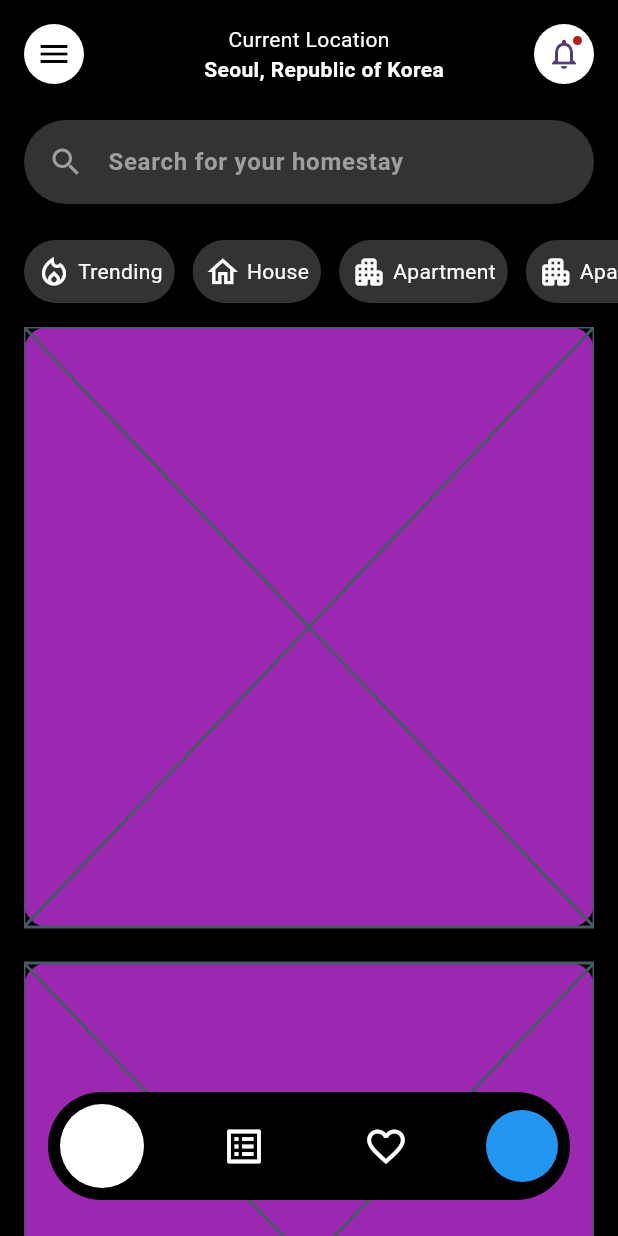
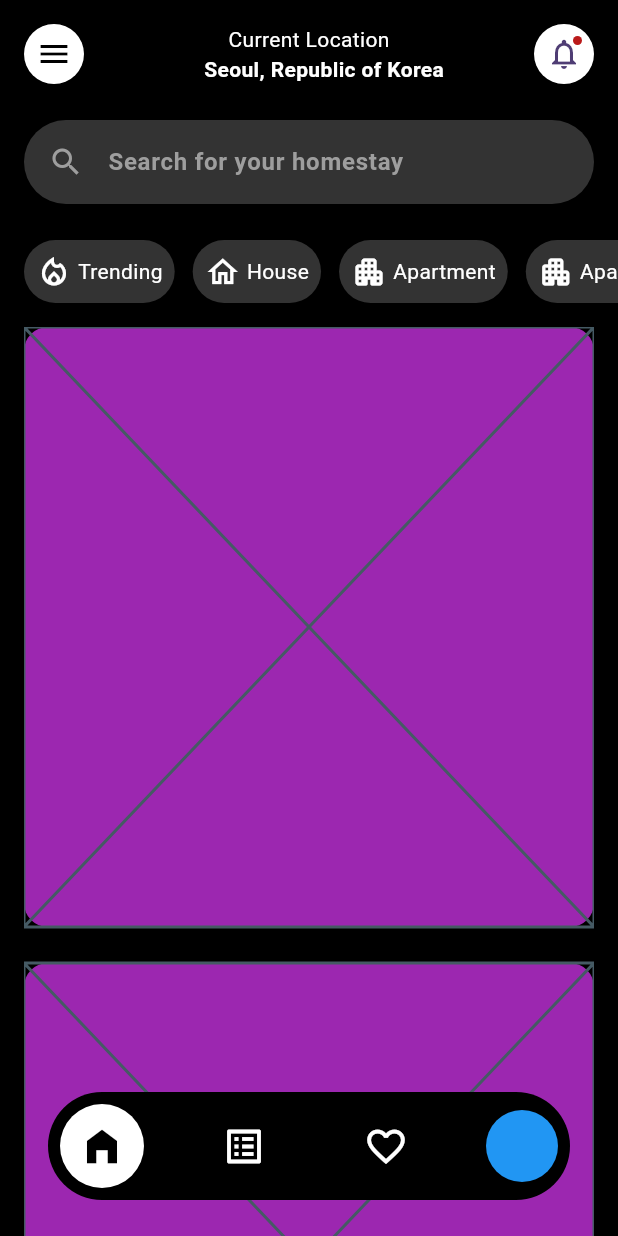
Before and after one commit to JAICHANGPARK/flutter_notebook_chapter_36, a Flutter app: the RealEstate2HomePage screen opened directly, on a phone screen of 412 x 824 dp. Run offline on Flutter 3.47's test engine with Material 3 defaults, Android fonts, the phone set to English and light mode, and no system bars; our stand-ins replace gap, google_fonts.

Commit message:
Update real_estate_2_home_page.dart

```diff
--- a/lib/ep1836_real_estate_app/views/real_estate_2_home_page.dart
+++ b/lib/ep1836_real_estate_app/views/real_estate_2_home_page.dart
@@ -219,10 +219,7 @@ class _RealEstate2HomePageState extends State<RealEstate2HomePage> {
                           return Container(
                             height: 400,
                             margin: EdgeInsets.only(bottom: 24),
-                            decoration: BoxDecoration(
-                              color: Colors.purple,
-                              borderRadius: BorderRadius.circular(16)
-                            ),
+                            decoration: BoxDecoration(color: Colors.purple, borderRadius: BorderRadius.circular(16)),
                             child: Placeholder(),
                           );
                         },
@@ -254,7 +251,7 @@ class _RealEstate2HomePageState extends State<RealEstate2HomePage> {
                       child: CircleAvatar(
                         radius: 28,
                         backgroundColor: pageIndex == 0 ? Colors.white : Colors.transparent,
-                        foregroundColor: Colors.white,
+                        foregroundColor: pageIndex == 0 ? Colors.black : Colors.white,
                         child: Icon(
                           Icons.home_filled,
                           size: 30,
```
